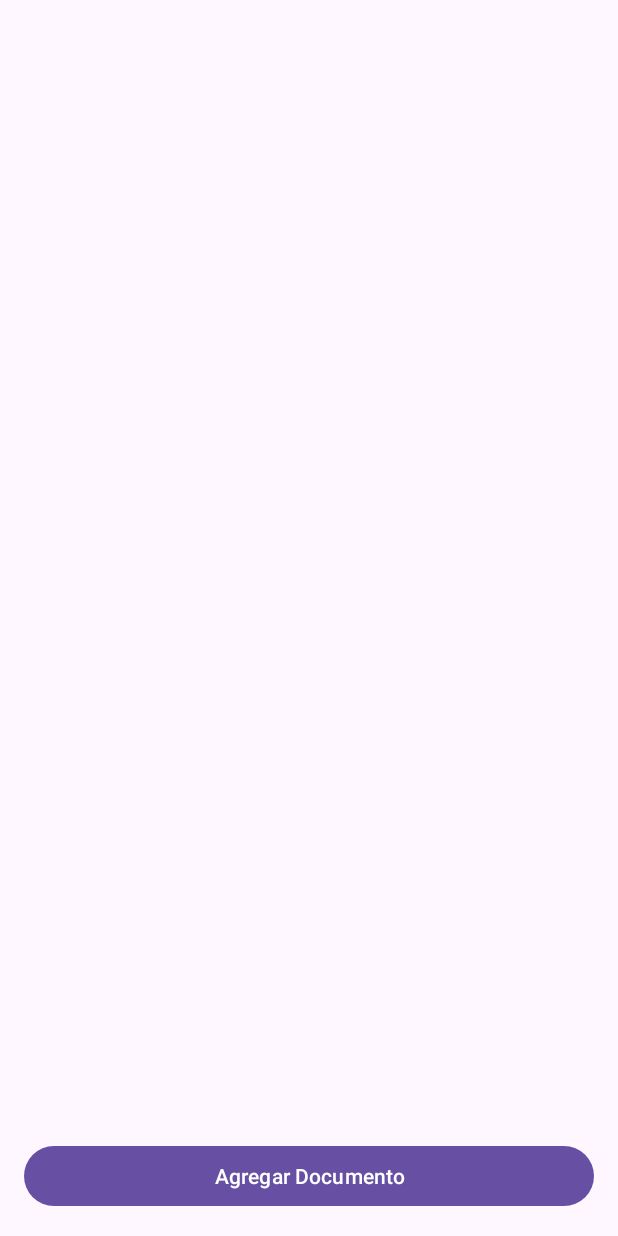
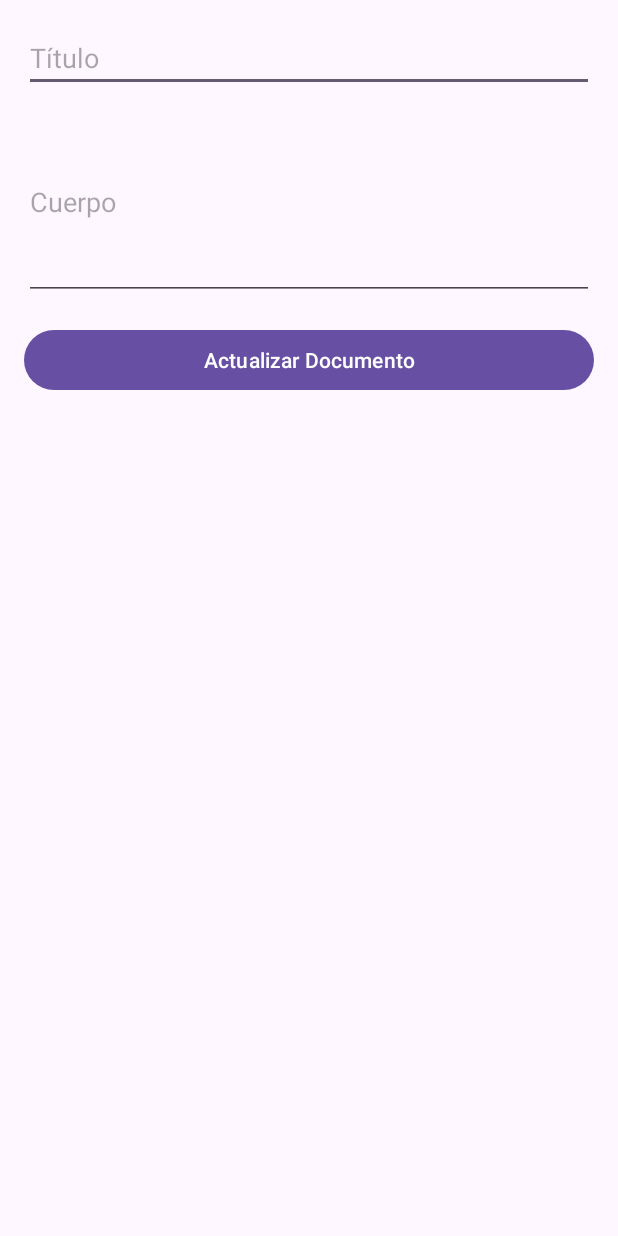
Before and after one commit to MatiasArielElguedaFaundez/asyncdocs, an Android app: the DocumentListActivity screen opened directly, with no data from a screen before it, after a tap on "Agregar Documento", on a phone screen of 412 x 824 dp. Run offline under Robolectric (Android 15) with nearby library versions, the phone set to English and light mode, and no system bars; our stand-ins replace Firebase (no records; nobody signed in at launch, a user with empty details on screens opened directly).

Commit message:
en proceso 2.0
se me cuelga el proyecto.

```diff
--- a/app/src/main/java/com/matias/firebase/DocumentListActivity.java
+++ b/app/src/main/java/com/matias/firebase/DocumentListActivity.java
@@ -8,13 +8,11 @@ import android.view.View;
 import android.widget.AdapterView;
 import android.widget.ListView;
 import android.widget.Toast;
-import androidx.annotation.NonNull;
+
 import androidx.appcompat.app.AppCompatActivity;
-import androidx.fragment.app.FragmentManager;
-import androidx.fragment.app.FragmentTransaction;
+
 import com.google.firebase.firestore.DocumentSnapshot;
 import com.google.firebase.firestore.FirebaseFirestore;
-import com.google.firebase.firestore.QuerySnapshot;
 
 import java.util.ArrayList;
 import java.util.List;
@@ -51,7 +49,7 @@ public class DocumentListActivity extends AppCompatActivity {
         findViewById(R.id.btnAddDocument).setOnClickListener(new View.OnClickListener() {
             @Override
             public void onClick(View v) {
-                openFragmentEditText(null);
+                openEditActivity(null);
             }
         });
 
@@ -113,4 +111,10 @@ public class DocumentListActivity extends AppCompatActivity {
         progressDialog.setCancelable(false);
         progressDialog.show();
     }
+
+    private void openEditActivity(String documentId) {
+        Intent intent = new Intent(this, EditActivity.class);
+        intent.putExtra("documentId", documentId);
+        startActivity(intent);
+    }
 }
--- /dev/null
+++ b/app/src/main/java/com/matias/firebase/EditActivity.java
@@ -0,0 +1,19 @@
+package com.matias.firebase;
+
+import android.os.Bundle;
+
+import androidx.appcompat.app.AppCompatActivity;
+
+public class EditActivity extends AppCompatActivity {
+    @Override
+    protected void onCreate(Bundle savedInstanceState) {
+        super.onCreate(savedInstanceState);
+        setContentView(R.layout.activity_edit);
+
+        if (savedInstanceState == null) {
+            getSupportFragmentManager().beginTransaction()
+                    .replace(R.id.fragment_container, new FragmentEditText())
+                    .commit();
+        }
+    }
+}
--- /dev/null
+++ b/app/src/main/res/layout/activity_edit.xml
@@ -0,0 +1,11 @@
+<?xml version="1.0" encoding="utf-8"?>
+<androidx.constraintlayout.widget.ConstraintLayout xmlns:android="http://schemas.android.com/apk/res/android"
+    android:layout_width="match_parent"
+    android:layout_height="match_parent">
+
+    <FrameLayout
+        android:id="@+id/fragment_container"
+        android:layout_width="match_parent"
+        android:layout_height="match_parent" />
+
+</androidx.constraintlayout.widget.ConstraintLayout>
```
Also changed, not shown: app/src/main/AndroidManifest.xml (+5 -3 lines), app/src/main/java/com/matias/firebase/FragmentEditText.java (+49 -17 lines).
